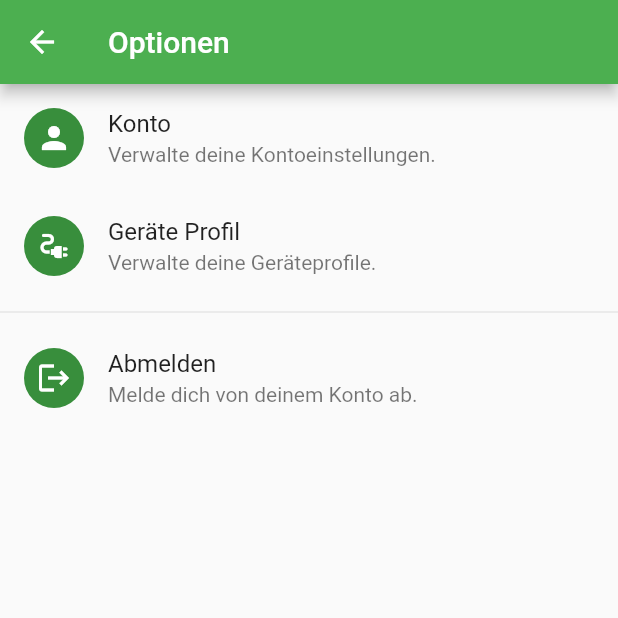
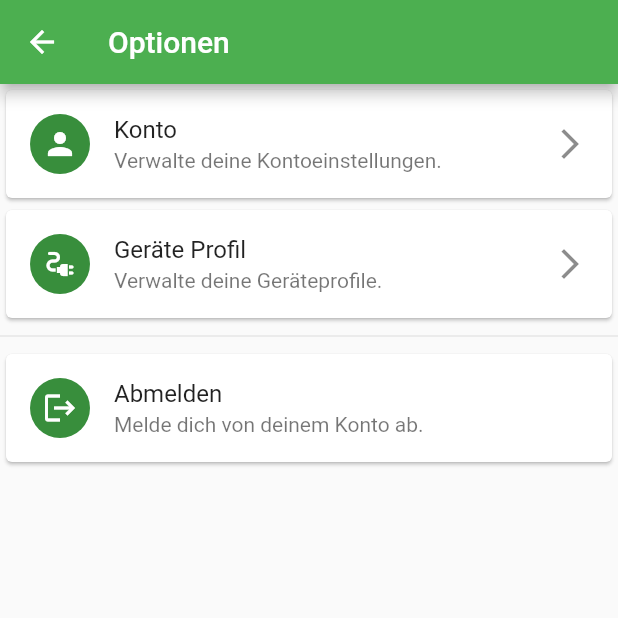
Before and after one commit to patrickfelschen/smartgrid-app, a Flutter app: the OptionScreen screen opened directly, on a phone screen of 412 x 824 dp, the top half of it. Run offline on Flutter 3.47's test engine with Material 2 defaults, Android fonts, the phone set to English and light mode, and no system bars; our stand-ins replace flutter_riverpod.

Commit message:
cards design

```diff
--- a/lib/app/pages/option/option_screen.dart
+++ b/lib/app/pages/option/option_screen.dart
@@ -20,7 +20,8 @@ class OptionScreen extends ConsumerWidget {
       ),
       body: ListView(
         children: [
-          ListTile(
+          Card(
+            child: ListTile(
               onTap: () {
                 Navigator.of(context).push(
                   MaterialPageRoute(
@@ -33,8 +34,11 @@ class OptionScreen extends ConsumerWidget {
               ),
               title: const Text("Konto"),
               subtitle: const Text("Verwalte deine Kontoeinstellungen."),
+              trailing: const Icon(Icons.arrow_forward_ios),
             ),
-          ListTile(
+          ),
+          Card(
+            child: ListTile(
               onTap: () {
                 Navigator.of(context).push(
                   MaterialPageRoute(
@@ -47,9 +51,12 @@ class OptionScreen extends ConsumerWidget {
               ),
               title: const Text("Geräte Profil"),
               subtitle: const Text("Verwalte deine Geräteprofile."),
+              trailing: const Icon(Icons.arrow_forward_ios),
+            ),
           ),
           const Divider(),
-          ListTile(
+          Card(
+            child: ListTile(
               onTap: signOut,
               leading: const CircleAvatar(
                 child: Icon(Icons.logout),
@@ -57,6 +64,7 @@ class OptionScreen extends ConsumerWidget {
               title: const Text("Abmelden"),
               subtitle: const Text("Melde dich von deinem Konto ab."),
             ),
+          ),
         ],
       ),
     );
```
Lines whose indentation alone changed are shown as unchanged.
